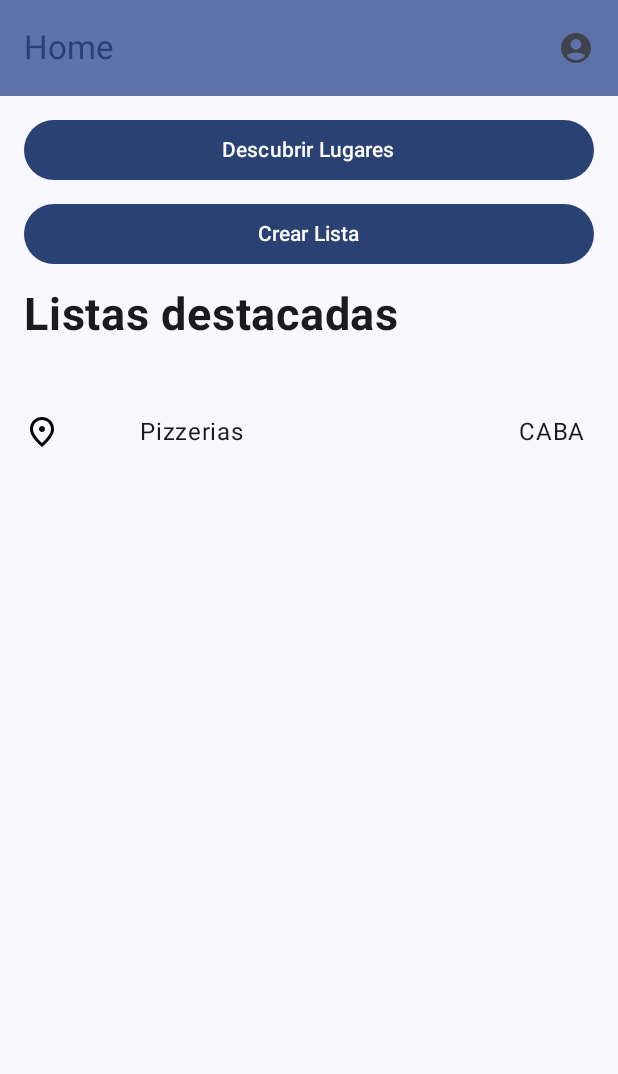
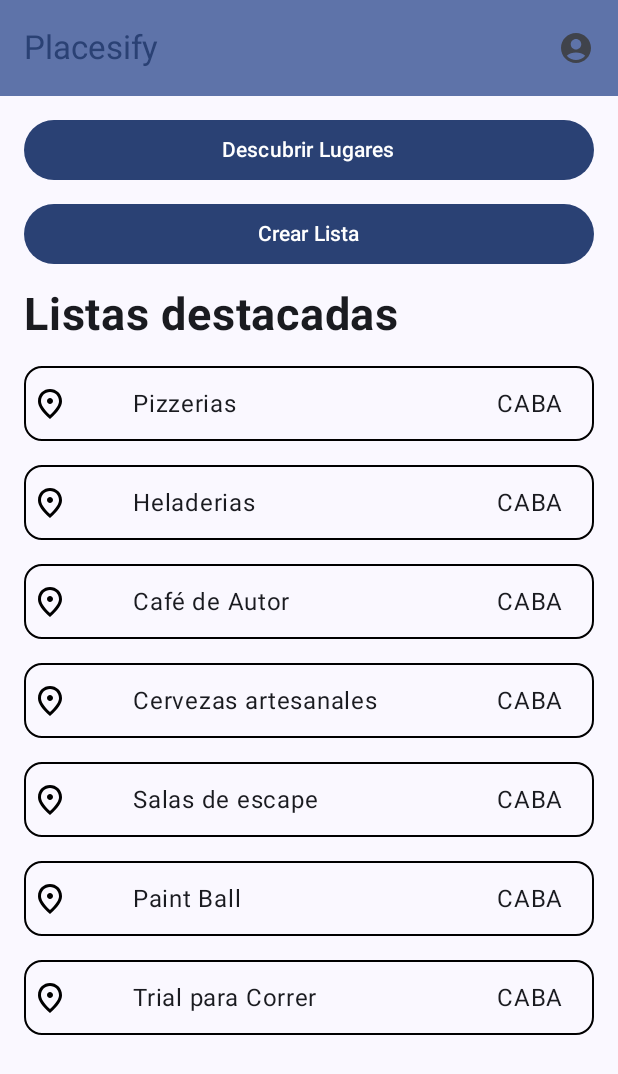
Before and after one commit to SantiBalbiani/UTN_DAM_TP, an Android app built with Jetpack Compose: the screen it shows after launch (MainActivity), on a phone screen of 412 x 824 dp. Shown: the top 1074 px of the screen. Run offline under Robolectric (Android 15) with nearby library versions, the phone set to English and light mode, and no system bars.

Commit message:
Maquetado de las Vistas del Home

```diff
--- a/app/src/main/java/ar/edu/utn/frba/placesify/MainActivity.kt
+++ b/app/src/main/java/ar/edu/utn/frba/placesify/MainActivity.kt
@@ -8,15 +8,24 @@ import androidx.compose.material3.MaterialTheme
 import androidx.compose.material3.Surface
 import androidx.compose.runtime.Composable
 import androidx.compose.ui.Modifier
+import androidx.lifecycle.viewmodel.compose.viewModel
 import androidx.navigation.compose.NavHost
 import androidx.navigation.compose.composable
 import androidx.navigation.compose.rememberNavController
+import ar.edu.utn.frba.placesify.view.DetailListScreen
+import ar.edu.utn.frba.placesify.view.DetailPlacesScreen
+import ar.edu.utn.frba.placesify.view.DiscoverPlacesScreen
 import ar.edu.utn.frba.placesify.viewmodel.HomeViewModel
 import ar.edu.utn.frba.placesify.view.theme.PlacesifyTheme
 import ar.edu.utn.frba.placesify.view.HomeScreen
 import ar.edu.utn.frba.placesify.view.LoginScreen
+import ar.edu.utn.frba.placesify.view.NewPlacesScreen
 import ar.edu.utn.frba.placesify.view.RegisterScreen
+import ar.edu.utn.frba.placesify.viewmodel.DetailListViewModel
+import ar.edu.utn.frba.placesify.viewmodel.DetailPlacesViewModel
+import ar.edu.utn.frba.placesify.viewmodel.DiscoverPlacesViewModel
 import ar.edu.utn.frba.placesify.viewmodel.LoginViewModel
+import ar.edu.utn.frba.placesify.viewmodel.NewPlacesViewModel
 import ar.edu.utn.frba.placesify.viewmodel.RegisterViewModel
 
 class MainActivity : ComponentActivity() {
@@ -40,9 +49,13 @@ private fun App() {
     val navController = rememberNavController()
     NavHost(navController = navController, startDestination = "home") {
 
-        // Armo las Rutas
+        // Armo las Rutas de Navegación
         composable("login") {LoginScreen( LoginViewModel(), navController = navController); }
         composable("home") { HomeScreen(HomeViewModel(), navController = navController); }
         composable("register") { RegisterScreen(RegisterViewModel(), navController = navController); }
+        composable("discover_places") { DiscoverPlacesScreen(DiscoverPlacesViewModel(), navController = navController); }
+        composable("new_places") { NewPlacesScreen(NewPlacesViewModel(), navController = navController); }
+        composable("detail_places") { DetailPlacesScreen(DetailPlacesViewModel(), navController = navController); }
+        composable("detail_list") { DetailListScreen(DetailListViewModel(), navController = navController); }
     }
 }
--- /dev/null
+++ b/app/src/main/java/ar/edu/utn/frba/placesify/view/DetailListScreen.kt
@@ -0,0 +1,11 @@
+package ar.edu.utn.frba.placesify.view
+
+import androidx.compose.runtime.Composable
+import androidx.navigation.NavController
+import ar.edu.utn.frba.placesify.viewmodel.DetailListViewModel
+import ar.edu.utn.frba.placesify.viewmodel.DiscoverPlacesViewModel
+
+@Composable
+fun  DetailListScreen(viewModel: DetailListViewModel, navController: NavController? = null){
+    // TODO
+}
--- /dev/null
+++ b/app/src/main/java/ar/edu/utn/frba/placesify/view/DetailPlacesScreen.kt
@@ -0,0 +1,11 @@
+package ar.edu.utn.frba.placesify.view
+
+import androidx.compose.runtime.Composable
+import androidx.navigation.NavController
+import ar.edu.utn.frba.placesify.viewmodel.DetailPlacesViewModel
+import ar.edu.utn.frba.placesify.viewmodel.NewPlacesViewModel
+
+@Composable
+fun  DetailPlacesScreen(viewModel: DetailPlacesViewModel, navController: NavController? = null){
+    // TODO
+}
--- /dev/null
+++ b/app/src/main/java/ar/edu/utn/frba/placesify/view/DiscoverPlacesScreen.kt
@@ -0,0 +1,11 @@
+package ar.edu.utn.frba.placesify.view
+
+import androidx.compose.runtime.Composable
+import androidx.navigation.NavController
+import ar.edu.utn.frba.placesify.viewmodel.DiscoverPlacesViewModel
+import ar.edu.utn.frba.placesify.viewmodel.HomeViewModel
+
+@Composable
+fun  DiscoverPlacesScreen(viewModel: DiscoverPlacesViewModel, navController: NavController? = null){
+    // TODO
+}
--- a/app/src/main/java/ar/edu/utn/frba/placesify/view/HomeScreen.kt
+++ b/app/src/main/java/ar/edu/utn/frba/placesify/view/HomeScreen.kt
@@ -1,7 +1,10 @@
 package ar.edu.utn.frba.placesify.view
 
 import android.annotation.SuppressLint
+import android.util.Log
+import androidx.compose.foundation.BorderStroke
 import androidx.compose.foundation.Image
+import androidx.compose.foundation.background
 import androidx.compose.foundation.border
 import androidx.compose.foundation.layout.Arrangement
 import androidx.compose.foundation.layout.Box
@@ -12,20 +15,30 @@ import androidx.compose.foundation.layout.fillMaxSize
 import androidx.compose.foundation.layout.fillMaxWidth
 import androidx.compose.foundation.layout.height
 import androidx.compose.foundation.layout.padding
+import androidx.compose.foundation.layout.size
 import androidx.compose.foundation.layout.width
+import androidx.compose.foundation.layout.wrapContentHeight
+import androidx.compose.foundation.lazy.LazyColumn
 import androidx.compose.material.icons.Icons
 import androidx.compose.material.icons.filled.AccountCircle
 import androidx.compose.material.icons.filled.Place
 import androidx.compose.material.icons.outlined.Place
 import androidx.compose.material3.Button
+import androidx.compose.material3.Card
+import androidx.compose.material3.CardDefaults
 import androidx.compose.material3.ExperimentalMaterial3Api
+import androidx.compose.material3.MaterialTheme
+import androidx.compose.material3.OutlinedCard
 import androidx.compose.material3.Scaffold
 import androidx.compose.material3.Text
 import androidx.compose.runtime.Composable
 import androidx.compose.ui.Alignment
 import androidx.compose.ui.Modifier
+import androidx.compose.ui.graphics.Color
 import androidx.compose.ui.graphics.Shape
 import androidx.compose.ui.text.font.FontWeight
+import androidx.compose.ui.unit.Dp
+import androidx.compose.ui.unit.LayoutDirection
 import androidx.compose.ui.unit.dp
 import androidx.compose.ui.unit.sp
 import androidx.navigation.NavController
@@ -40,42 +53,61 @@ fun  HomeScreen(viewModel: HomeViewModel, navController: NavController? = null){
         Home(
             Modifier
                 .align(Alignment.TopStart)
-                .padding(16.dp), viewModel)
+                .padding(16.dp), viewModel, navController)
     }
 }
 @OptIn(ExperimentalMaterial3Api::class)
 @SuppressLint("UnusedMaterial3ScaffoldPaddingParameter")
 @Composable
-fun Home(modifier: Modifier, viewModel: HomeViewModel) {
+fun Home(modifier: Modifier, viewModel: HomeViewModel, navController: NavController?) {
 
     Scaffold(
-        topBar = { BarraNavegacionSuperior("Home") }
+        topBar = { BarraNavegacionSuperior("Placesify") }
     ) {innerPadding ->
         Column(modifier = modifier.padding(innerPadding), verticalArrangement = Arrangement.spacedBy(16.dp)) {
-            Button(onClick = {}, modifier = Modifier
-                .fillMaxWidth()
-                .height(40.dp)) {
+            Button(
+                onClick = { navController?.navigate("discover_places")}, modifier = Modifier
+                    .fillMaxWidth()
+                    .height(40.dp)
+            ) {
                 Text(text = "Descubrir Lugares")
             }
-            Button(onClick = {}, modifier = Modifier
-                .fillMaxWidth()
-                .height(40.dp)) {
+            Button(
+                onClick = { navController?.navigate("new_places")}, modifier = Modifier
+                    .fillMaxWidth()
+                    .height(40.dp)
+            ) {
                 Text(text = "Crear Lista")
             }
-            Text(text = "Listas destacadas", fontSize = 30.sp,fontWeight = FontWeight.Bold)
-            Spacer(modifier = Modifier.padding(8.dp))
-            ItemLista("Pizzerias")
+            Text(text = "Listas destacadas", fontSize = 30.sp, fontWeight = FontWeight.Bold)
+            ItemLista("Pizzerias", navController)
+            ItemLista("Heladerias", navController)
+            ItemLista("Café de Autor", navController)
+            ItemLista("Cervezas artesanales", navController)
+            ItemLista("Salas de escape", navController)
+            ItemLista("Paint Ball", navController)
+            ItemLista("Trial para Correr", navController)
         }
     }
-
-
 }
+@OptIn(ExperimentalMaterial3Api::class)
 @Composable
-fun ItemLista(nombreLista: String){
-    // Image(bitmap = , contentDescription = "Artist image")
-    Row (horizontalArrangement = Arrangement.SpaceBetween, modifier = Modifier.fillMaxWidth()) {
-        Image(imageVector = Icons.Outlined.Place, contentDescription = "")
-        Text(nombreLista, modifier = Modifier.width(width = 200.dp))
-        Text("CABA", modifier = Modifier.width(width = 50.dp))
+fun ItemLista(nombreLista: String, navController: NavController?){
+    OutlinedCard(
+        onClick = { navController?.navigate("discover_places") },
+        border = BorderStroke(1.dp, Color.Black),
+        colors = CardDefaults.cardColors(
+            containerColor = MaterialTheme.colorScheme.surface,
+        ),
+    ) {
+        Row(
+            modifier = Modifier.fillMaxWidth().height(height = 50.dp),
+            horizontalArrangement = Arrangement.SpaceBetween,
+            verticalAlignment = Alignment.CenterVertically
+        ) {
+            Image(imageVector = Icons.Outlined.Place, contentDescription = "", modifier = Modifier.padding(horizontal = 5.dp))
+            Text(nombreLista, modifier = Modifier.width(width = 200.dp))
+            Text("CABA", modifier = Modifier.width(width = 70.dp).padding(horizontal = 5.dp))
+        }
     }
 }
--- /dev/null
+++ b/app/src/main/java/ar/edu/utn/frba/placesify/view/NewPlacesScreen.kt
@@ -0,0 +1,10 @@
+package ar.edu.utn.frba.placesify.view
+
+import androidx.compose.runtime.Composable
+import androidx.navigation.NavController
+import ar.edu.utn.frba.placesify.viewmodel.NewPlacesViewModel
+
+@Composable
+fun  NewPlacesScreen(viewModel: NewPlacesViewModel, navController: NavController? = null){
+    // TODO
+}
--- /dev/null
+++ b/app/src/main/java/ar/edu/utn/frba/placesify/viewmodel/DetailListViewModel.kt
@@ -0,0 +1,7 @@
+package ar.edu.utn.frba.placesify.viewmodel
+
+import androidx.lifecycle.ViewModel
+
+class DetailListViewModel : ViewModel(){
+    // TODO
+}
--- /dev/null
+++ b/app/src/main/java/ar/edu/utn/frba/placesify/viewmodel/DetailPlacesViewModel.kt
@@ -0,0 +1,7 @@
+package ar.edu.utn.frba.placesify.viewmodel
+
+import androidx.lifecycle.ViewModel
+
+class DetailPlacesViewModel : ViewModel(){
+    // TODO
+}
--- /dev/null
+++ b/app/src/main/java/ar/edu/utn/frba/placesify/viewmodel/DiscoverPlacesViewModel.kt
@@ -0,0 +1,6 @@
+package ar.edu.utn.frba.placesify.viewmodel
+
+import androidx.lifecycle.ViewModel
+class DiscoverPlacesViewModel : ViewModel(){
+    // TODO
+}
--- /dev/null
+++ b/app/src/main/java/ar/edu/utn/frba/placesify/viewmodel/NewPlacesViewModel.kt
@@ -0,0 +1,7 @@
+package ar.edu.utn.frba.placesify.viewmodel
+
+import androidx.lifecycle.ViewModel
+
+class NewPlacesViewModel : ViewModel(){
+    // TODO
+}
```
